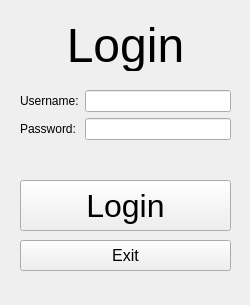
Before: the Qt Designer form form.ui in PaulSirk/dataBaseManager, drawn with Qt 5.
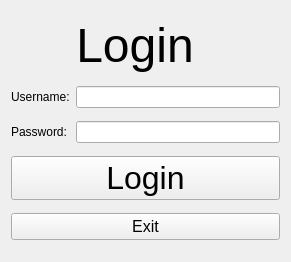
After: the same form once the commit is applied.

Diff of the .ui file:
```diff
--- a/form.ui
+++ b/form.ui
@@ -6,53 +6,75 @@
    <rect>
     <x>0</x>
     <y>0</y>
-    <width>250</width>
-    <height>305</height>
+    <width>291</width>
+    <height>262</height>
    </rect>
   </property>
+  <property name="sizePolicy">
+   <sizepolicy hsizetype="Preferred" vsizetype="Preferred">
+    <horstretch>0</horstretch>
+    <verstretch>0</verstretch>
+   </sizepolicy>
+  </property>
   <property name="windowTitle">
    <string>Database Manager</string>
   </property>
-  <widget class="QWidget" name="formLayoutWidget">
-   <property name="geometry">
-    <rect>
-     <x>20</x>
-     <y>90</y>
-     <width>211</width>
-     <height>71</height>
-    </rect>
-   </property>
+  <layout class="QVBoxLayout" name="verticalLayout_5">
+   <item>
    <layout class="QFormLayout" name="frmLogin">
-    <item row="0" column="0">
+     <item row="1" column="0">
      <widget class="QLabel" name="lblUsername">
+       <property name="sizePolicy">
+        <sizepolicy hsizetype="Preferred" vsizetype="Expanding">
+         <horstretch>0</horstretch>
+         <verstretch>0</verstretch>
+        </sizepolicy>
+       </property>
       <property name="text">
        <string>Username:</string>
       </property>
      </widget>
     </item>
-    <item row="0" column="1">
-     <widget class="QLineEdit" name="lUsername"/>
-    </item>
-    <item row="1" column="0">
+     <item row="1" column="1">
+      <widget class="QLineEdit" name="lUsername">
+       <property name="sizePolicy">
+        <sizepolicy hsizetype="Expanding" vsizetype="Fixed">
+         <horstretch>0</horstretch>
+         <verstretch>0</verstretch>
+        </sizepolicy>
+       </property>
+      </widget>
+     </item>
+     <item row="2" column="0">
      <widget class="QLabel" name="lblPassword">
+       <property name="sizePolicy">
+        <sizepolicy hsizetype="Preferred" vsizetype="Expanding">
+         <horstretch>0</horstretch>
+         <verstretch>0</verstretch>
+        </sizepolicy>
+       </property>
       <property name="text">
        <string>Password:</string>
       </property>
      </widget>
     </item>
-    <item row="1" column="1">
-     <widget class="QLineEdit" name="lPassword"/>
-    </item>
-   </layout>
-  </widget>
+     <item row="2" column="1">
+      <widget class="QLineEdit" name="lPassword">
+       <property name="sizePolicy">
+        <sizepolicy hsizetype="Expanding" vsizetype="Fixed">
+         <horstretch>0</horstretch>
+         <verstretch>0</verstretch>
+        </sizepolicy>
+       </property>
+      </widget>
+     </item>
+     <item row="3" column="0" colspan="2">
   <widget class="QPushButton" name="pbLogin">
-   <property name="geometry">
-    <rect>
-     <x>20</x>
-     <y>180</y>
-     <width>211</width>
-     <height>51</height>
-    </rect>
+       <property name="sizePolicy">
+        <sizepolicy hsizetype="Expanding" vsizetype="Fixed">
+         <horstretch>0</horstretch>
+         <verstretch>0</verstretch>
+        </sizepolicy>
    </property>
    <property name="font">
     <font>
@@ -63,15 +85,9 @@
     <string>Login</string>
    </property>
   </widget>
+     </item>
+     <item row="4" column="0" colspan="2">
   <widget class="QPushButton" name="pbExit">
-   <property name="geometry">
-    <rect>
-     <x>20</x>
-     <y>240</y>
-     <width>211</width>
-     <height>31</height>
-    </rect>
-   </property>
    <property name="font">
     <font>
      <pointsize>12</pointsize>
@@ -81,14 +97,14 @@
     <string>Exit</string>
    </property>
   </widget>
+     </item>
+     <item row="0" column="1">
   <widget class="QLabel" name="lblLogin">
-   <property name="geometry">
-    <rect>
-     <x>30</x>
-     <y>20</y>
-     <width>191</width>
-     <height>51</height>
-    </rect>
+       <property name="sizePolicy">
+        <sizepolicy hsizetype="Fixed" vsizetype="Fixed">
+         <horstretch>0</horstretch>
+         <verstretch>0</verstretch>
+        </sizepolicy>
    </property>
    <property name="font">
     <font>
@@ -102,6 +118,10 @@
     <set>Qt::AlignCenter</set>
    </property>
   </widget>
+     </item>
+    </layout>
+   </item>
+  </layout>
  </widget>
  <resources/>
  <connections>
```
Lines whose indentation alone changed are shown as unchanged.
